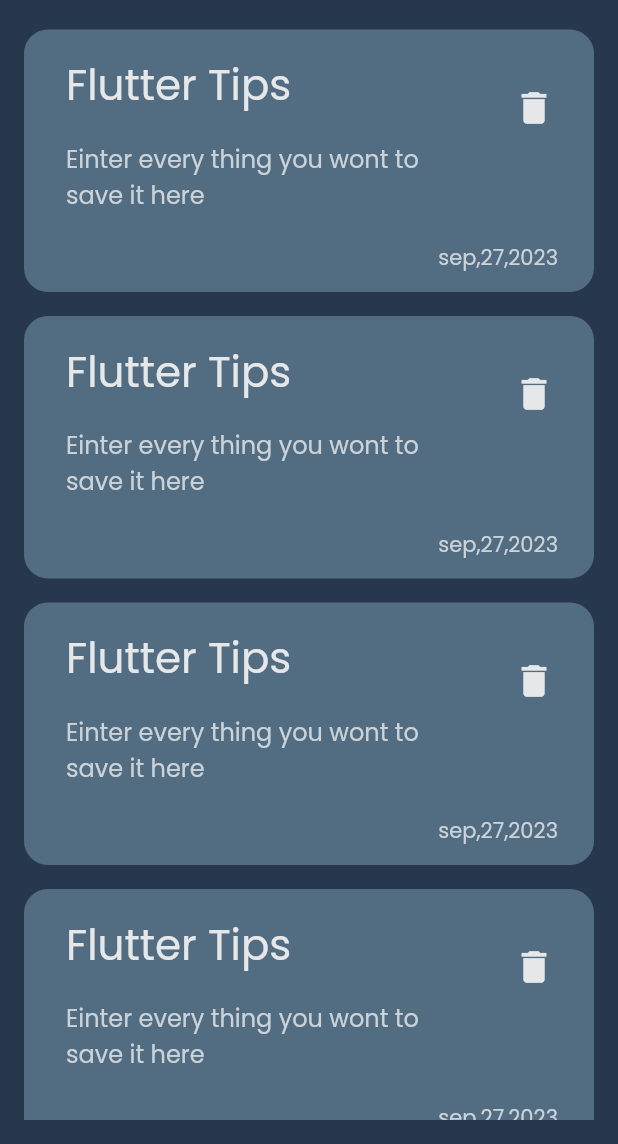
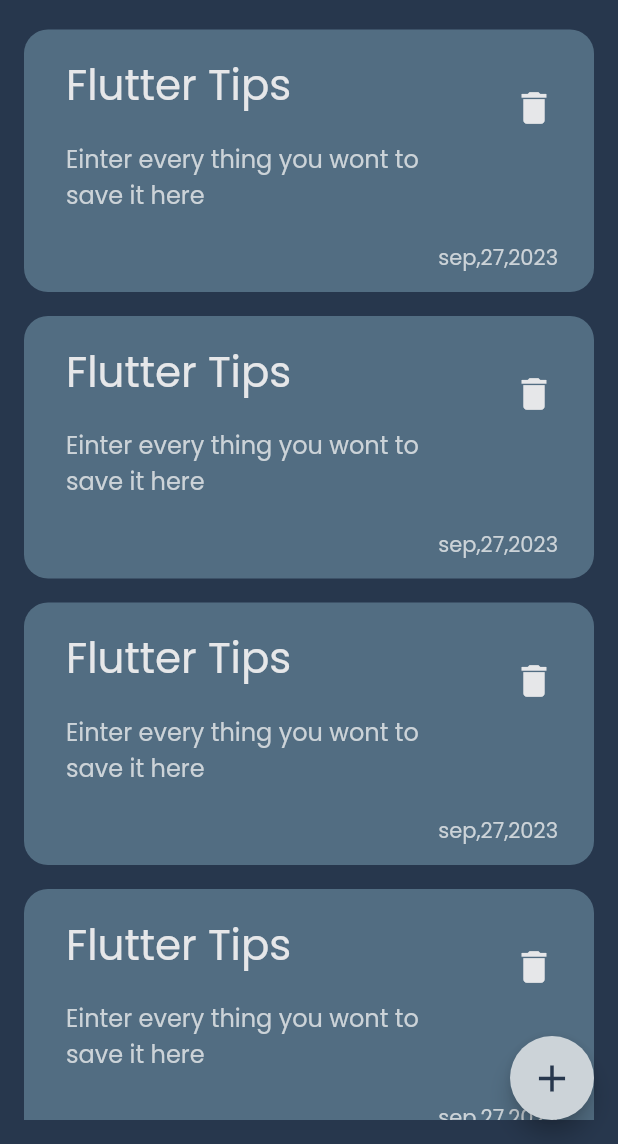
Before and after one commit to MohamedMohamedSaleh/notes_app, a Flutter app: the screen it shows after launch, on a phone screen of 412 x 824 dp, the part 92-1236 px from its top. Run offline on Flutter 3.47's test engine with Material 2 defaults, Android fonts, the phone set to English and light mode, and no system bars.

Commit message:
create flouting action button

```diff
--- a/lib/views/notes_view.dart
+++ b/lib/views/notes_view.dart
@@ -1,4 +1,5 @@
 import 'package:flutter/material.dart';
+import 'package:notes_app/constants/colors.dart';
 
 import 'package:notes_app/views/widgets/notes_view_body.dart';
 
@@ -7,8 +8,13 @@ class NotesView extends StatelessWidget {
 
   @override
   Widget build(BuildContext context) {
-    return const Scaffold(
-      body: NotesViewBody(),
+    return Scaffold(
+      floatingActionButton: FloatingActionButton(
+        backgroundColor: myBlackLight,
+        onPressed: () {},
+        child: Icon(Icons.add, size: 30,color: myBlack,),
+      ),
+      body: const NotesViewBody(),
     );
   }
 }
```
